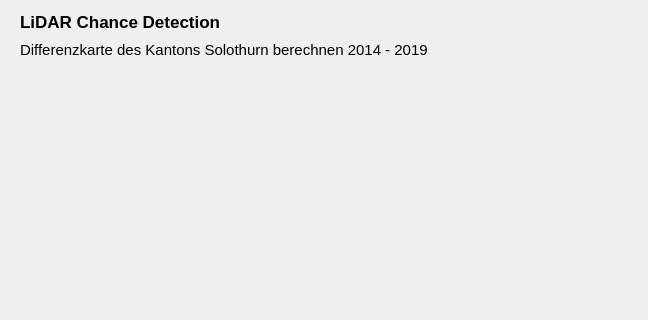
The window that gui.ui (selinawalther/LiDAR-Chance-Detection) describes before a commit, drawn with Qt 5; both pictures show x 0 to 648 and y 0 to 320 of the 1124 by 745 pixel window.
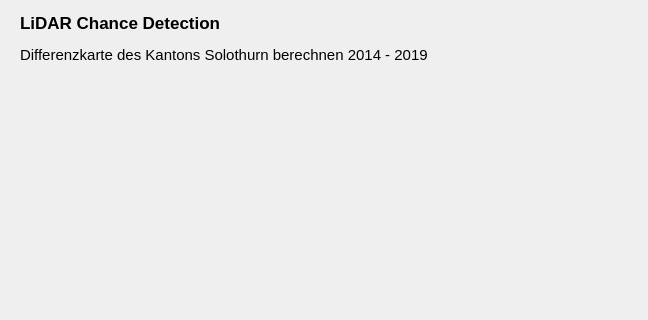
The same window after the commit.

Commit message: gui in python ueberfuehrt

The edit to the form file:
```diff
--- a/gui.ui
+++ b/gui.ui
@@ -143,7 +143,7 @@
       <x>20</x>
       <y>10</y>
       <width>488</width>
-      <height>51</height>
+      <height>58</height>
      </rect>
     </property>
     <layout class="QVBoxLayout" name="verticalLayout">
```
The commit also changes 3 other files.
